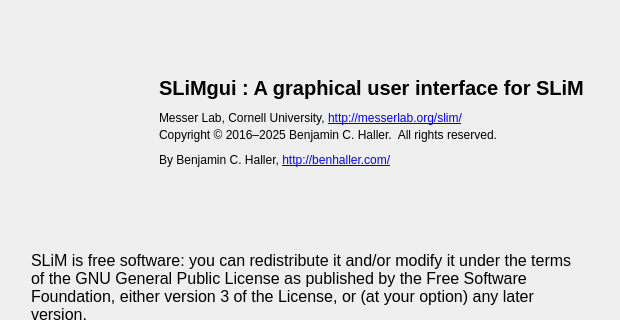
Above: QtSLiM/QtSLiMAbout.ui from MesserLab/SLiM before the change; both pictures show x 0 to 620 and y 0 to 320 of the 620 by 554 pixel window. Below: the same form after it.
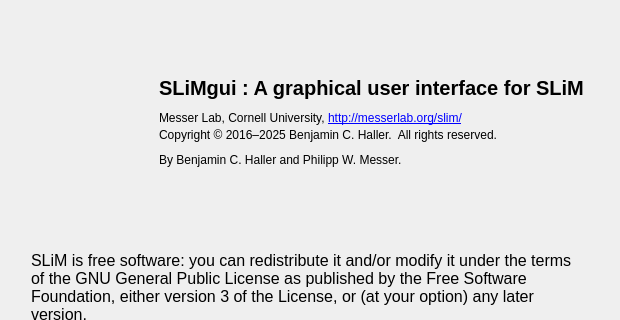
That is the form after the change. Icons and pictures are not drawn. Custom widgets are drawn as their Qt base class.

What changed in the file:
```diff
--- a/QtSLiM/QtSLiMAbout.ui
+++ b/QtSLiM/QtSLiMAbout.ui
@@ -154,7 +154,7 @@
          <item>
           <widget class="QLabel" name="label_2">
            <property name="text">
-            <string>&lt;html&gt;&lt;head/&gt;&lt;body&gt;&lt;p&gt;By Benjamin C. Haller, &lt;a href=&quot;http://benhaller.com/&quot;&gt;&lt;span style=&quot; text-decoration: underline; color:#0000ff;&quot;&gt;http://benhaller.com/&lt;/span&gt;&lt;/a&gt;&lt;/p&gt;&lt;/body&gt;&lt;/html&gt;</string>
+            <string>&lt;html&gt;&lt;head/&gt;&lt;body&gt;&lt;p&gt;By Benjamin C. Haller and Philipp W. Messer.&lt;/p&gt;&lt;/body&gt;&lt;/html&gt;</string>
            </property>
            <property name="openExternalLinks">
             <bool>true</bool>
```
